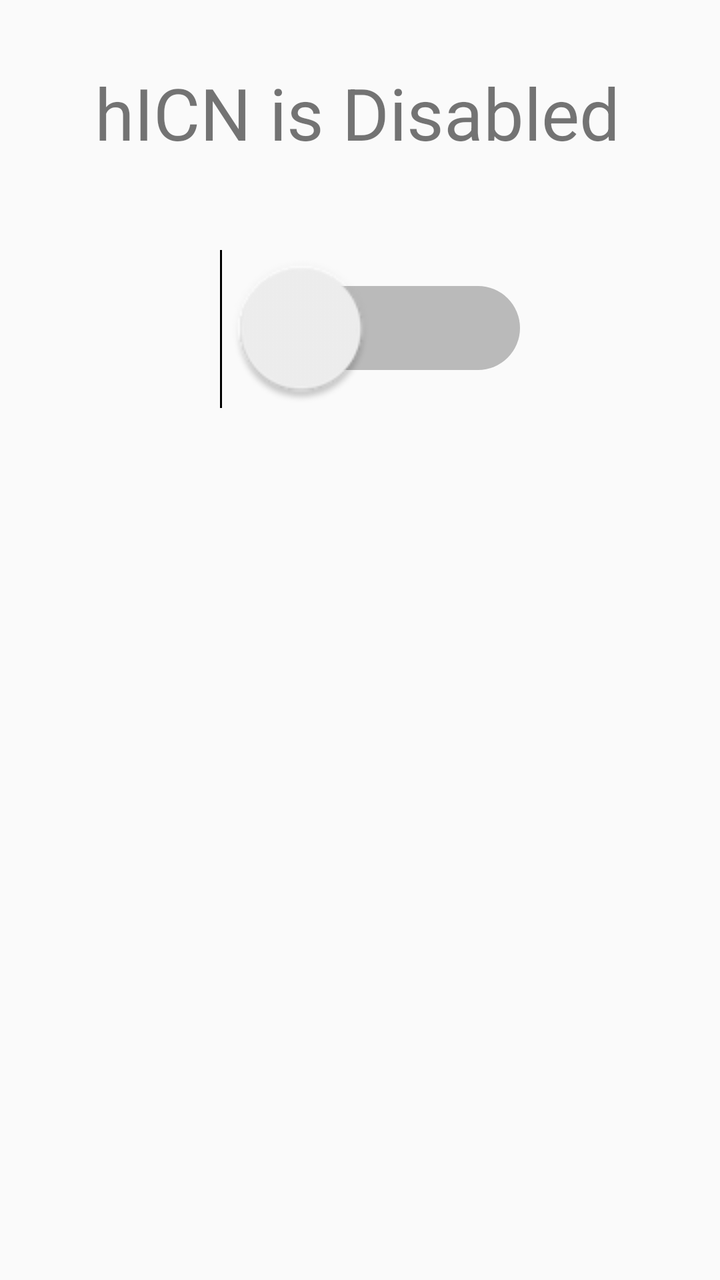
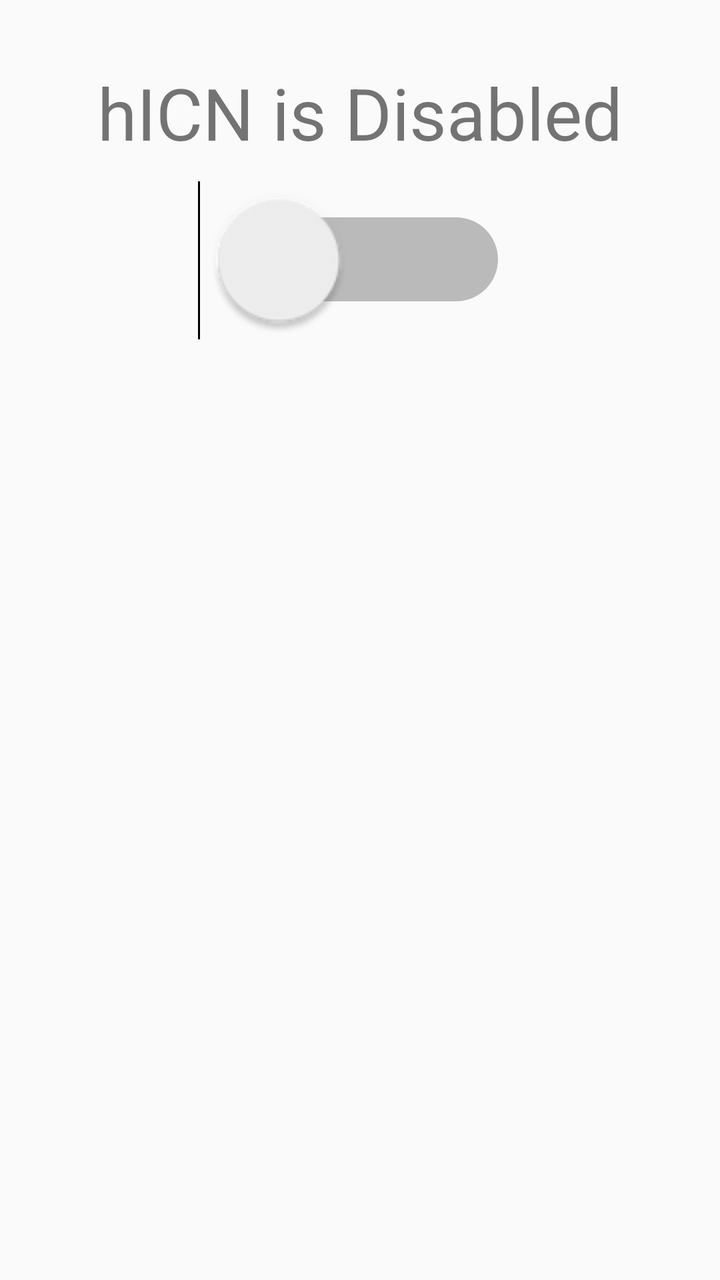

An Android layout rendered at two revisions. The XML below is the earlier revision; the diff shows what the commit changed to produce the second picture.
<!-- AndroidManifest.xml: application theme AppTheme -->
<!-- res/layout/fragment_forwarder.xml -->
<?xml version="1.0" encoding="utf-8"?>
<android.support.constraint.ConstraintLayout xmlns:android="http://schemas.android.com/apk/res/android"
    xmlns:app="http://schemas.android.com/apk/res-auto"
    xmlns:tools="http://schemas.android.com/tools"
    android:layout_width="match_parent"
    android:layout_height="match_parent"
    tools:context="com.cisco.hicn.forwarder.MainActivity">

    <TextView
        android:id="@+id/forwarder_status_text_view"
        android:layout_width="428dp"
        android:layout_height="62dp"
        android:layout_marginTop="32dp"
        android:text="@string/hicn_is_disabled"
        android:textAlignment="center"
        android:textSize="36sp"
        app:layout_constraintBottom_toTopOf="@+id/forwarder_switch"
        app:layout_constraintEnd_toEndOf="parent"
        app:layout_constraintHorizontal_bias="0.529"
        app:layout_constraintStart_toStartOf="parent"
        app:layout_constraintTop_toTopOf="parent"
        app:layout_constraintVertical_bias="0.0" />

    <Switch
        android:id="@+id/forwarder_switch"
        android:layout_width="136dp"
        android:layout_height="141dp"
        android:layout_centerInParent="true"
        android:scaleX="3"
        android:scaleY="3"
        android:text=""
        app:layout_constraintEnd_toEndOf="parent"
        app:layout_constraintHorizontal_bias="0.0"
        app:layout_constraintStart_toStartOf="parent"
        app:layout_constraintTop_toBottomOf="@+id/forwarder_status_text_view" />


</android.support.constraint.ConstraintLayout>
<!-- resources referenced by this layout -->
<resources>
  <string name="hicn_is_disabled">hICN is Disabled</string>
  <style name="AppTheme" parent="Theme.AppCompat.Light.DarkActionBar">
          
          <item name="colorPrimary">@color/colorPrimary</item>
          <item name="colorPrimaryDark">@color/colorPrimaryDark</item>
          <item name="colorAccent">@color/colorAccent</item>
          <item name="preferenceTheme">@style/PreferenceThemeOverlay</item>
      </style>
  <color name="colorPrimary">#008577</color>
  <color name="colorPrimaryDark">#00574B</color>
  <color name="colorAccent">#D81B60</color>
</resources>

<!-- the commit's change to res/layout/fragment_forwarder.xml (unified diff, before → after) -->
@@ -6,33 +6,35 @@
     android:layout_height="match_parent"
     tools:context="com.cisco.hicn.forwarder.MainActivity">
 
-    <TextView
-        android:id="@+id/forwarder_status_text_view"
-        android:layout_width="428dp"
-        android:layout_height="62dp"
-        android:layout_marginTop="32dp"
-        android:text="@string/hicn_is_disabled"
-        android:textAlignment="center"
-        android:textSize="36sp"
-        app:layout_constraintBottom_toTopOf="@+id/forwarder_switch"
-        app:layout_constraintEnd_toEndOf="parent"
-        app:layout_constraintHorizontal_bias="0.529"
-        app:layout_constraintStart_toStartOf="parent"
-        app:layout_constraintTop_toTopOf="parent"
-        app:layout_constraintVertical_bias="0.0" />
+    <LinearLayout
+        android:layout_width="match_parent"
+        android:layout_height="match_parent"
 
-    <Switch
-        android:id="@+id/forwarder_switch"
-        android:layout_width="136dp"
-        android:layout_height="141dp"
-        android:layout_centerInParent="true"
-        android:scaleX="3"
-        android:scaleY="3"
-        android:text=""
-        app:layout_constraintEnd_toEndOf="parent"
-        app:layout_constraintHorizontal_bias="0.0"
-        app:layout_constraintStart_toStartOf="parent"
-        app:layout_constraintTop_toBottomOf="@+id/forwarder_status_text_view" />
+        android:orientation="vertical">
 
+        <TextView
+            android:id="@+id/forwarder_status_text_view"
+            android:layout_width="match_parent"
+            android:layout_height="wrap_content"
+            android:layout_marginTop="32dp"
+            android:text="@string/hicn_is_disabled"
+            android:textAlignment="center"
+            android:textSize="36sp" />
+
+        <RelativeLayout
+            android:layout_width="match_parent"
+            android:layout_height="100dp">
+
+            <Switch
+                android:id="@+id/forwarder_switch"
+                android:layout_width="wrap_content"
+                android:layout_height="wrap_content"
+                android:layout_centerInParent="true"
+                android:scaleX="3"
+                android:scaleY="3"
+                android:text="" />
+        </RelativeLayout>
+
+    </LinearLayout>
 
 </android.support.constraint.ConstraintLayout>
